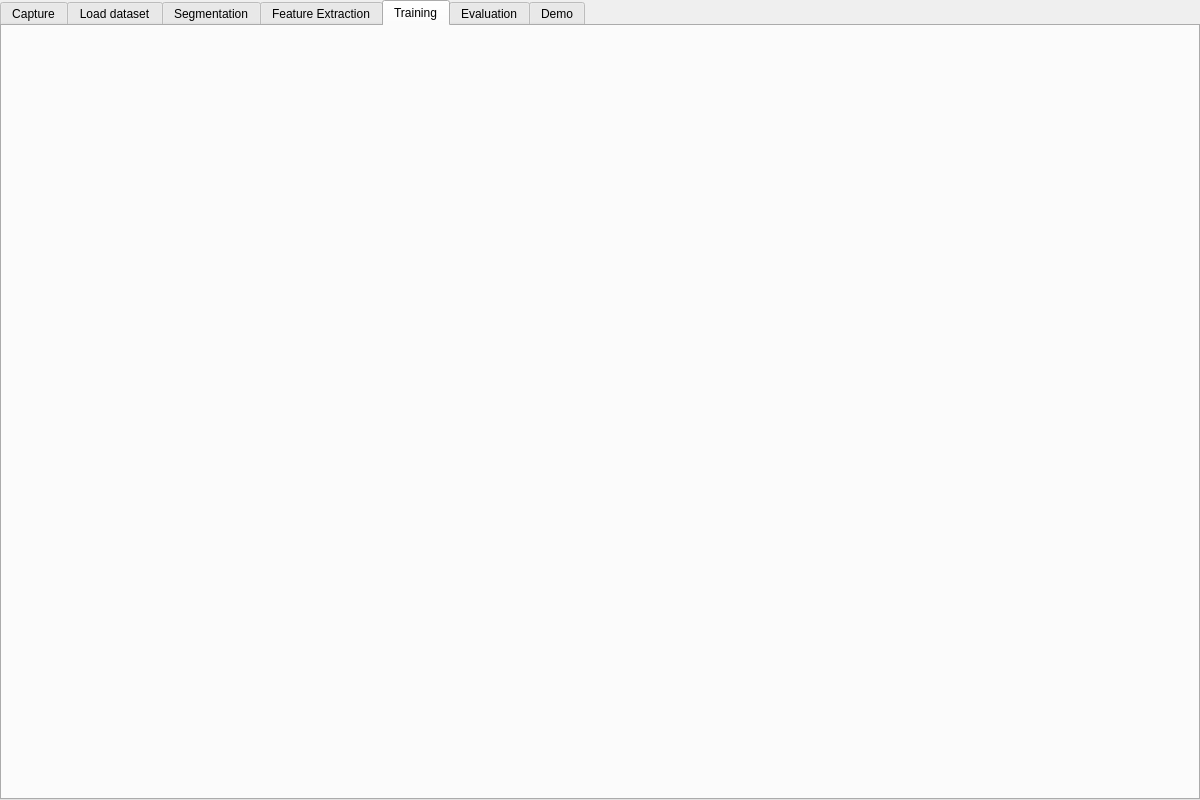
vLabayen/giltzacls, file classification/mainwindow.ui: the form before one commit.
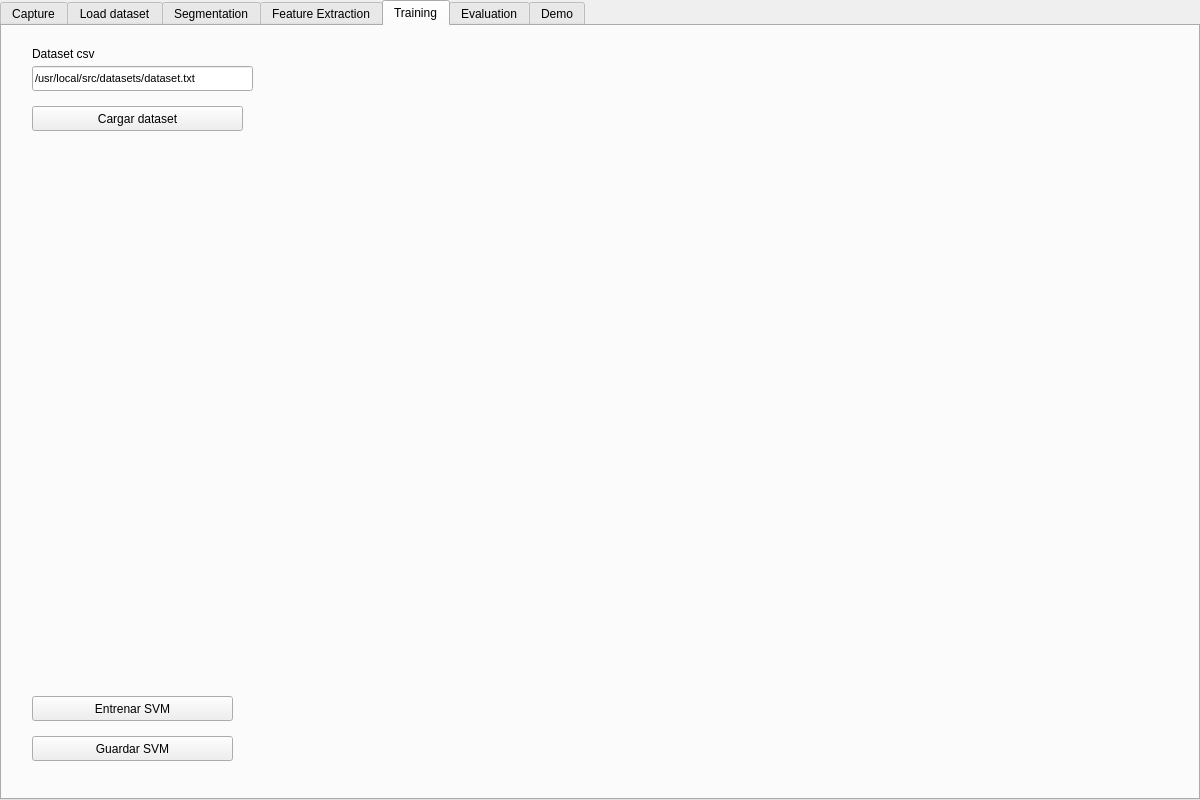
The form after the commit. The open tabs and pages were chosen to show the change.

```diff
--- a/classification/mainwindow.ui
+++ b/classification/mainwindow.ui
@@ -935,6 +935,76 @@
      <attribute name="title">
       <string>Training</string>
      </attribute>
+     <widget class="QLabel" name="training_dataset_label">
+      <property name="geometry">
+       <rect>
+        <x>30</x>
+        <y>20</y>
+        <width>111</width>
+        <height>16</height>
+       </rect>
+      </property>
+      <property name="text">
+       <string>Dataset csv</string>
+      </property>
+     </widget>
+     <widget class="QLineEdit" name="training_datasetPath_lineEdit">
+      <property name="geometry">
+       <rect>
+        <x>30</x>
+        <y>40</y>
+        <width>221</width>
+        <height>25</height>
+       </rect>
+      </property>
+      <property name="font">
+       <font>
+        <pointsize>8</pointsize>
+       </font>
+      </property>
+      <property name="text">
+       <string>/usr/local/src/datasets/dataset.txt</string>
+      </property>
+     </widget>
+     <widget class="QPushButton" name="training_loadDataset_pushButton">
+      <property name="geometry">
+       <rect>
+        <x>30</x>
+        <y>80</y>
+        <width>211</width>
+        <height>25</height>
+       </rect>
+      </property>
+      <property name="text">
+       <string>Cargar dataset</string>
+      </property>
+     </widget>
+     <widget class="QPushButton" name="training_trainSVM_pushButton">
+      <property name="geometry">
+       <rect>
+        <x>30</x>
+        <y>670</y>
+        <width>201</width>
+        <height>25</height>
+       </rect>
+      </property>
+      <property name="text">
+       <string>Entrenar SVM</string>
+      </property>
+     </widget>
+     <widget class="QPushButton" name="training_saveSVM_pushButton">
+      <property name="geometry">
+       <rect>
+        <x>30</x>
+        <y>710</y>
+        <width>201</width>
+        <height>25</height>
+       </rect>
+      </property>
+      <property name="text">
+       <string>Guardar SVM</string>
+      </property>
+     </widget>
     </widget>
     <widget class="QWidget" name="evaluation">
      <attribute name="title">
```
Left out of the diff: 15 changed lines with no effect on the pictures.
